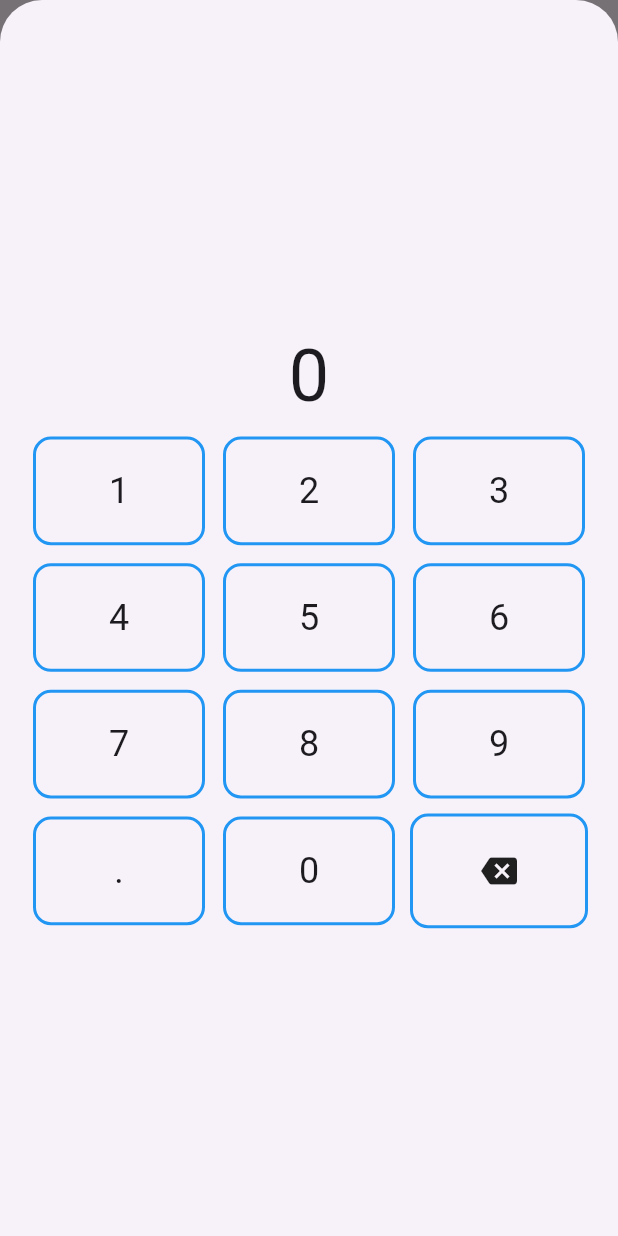
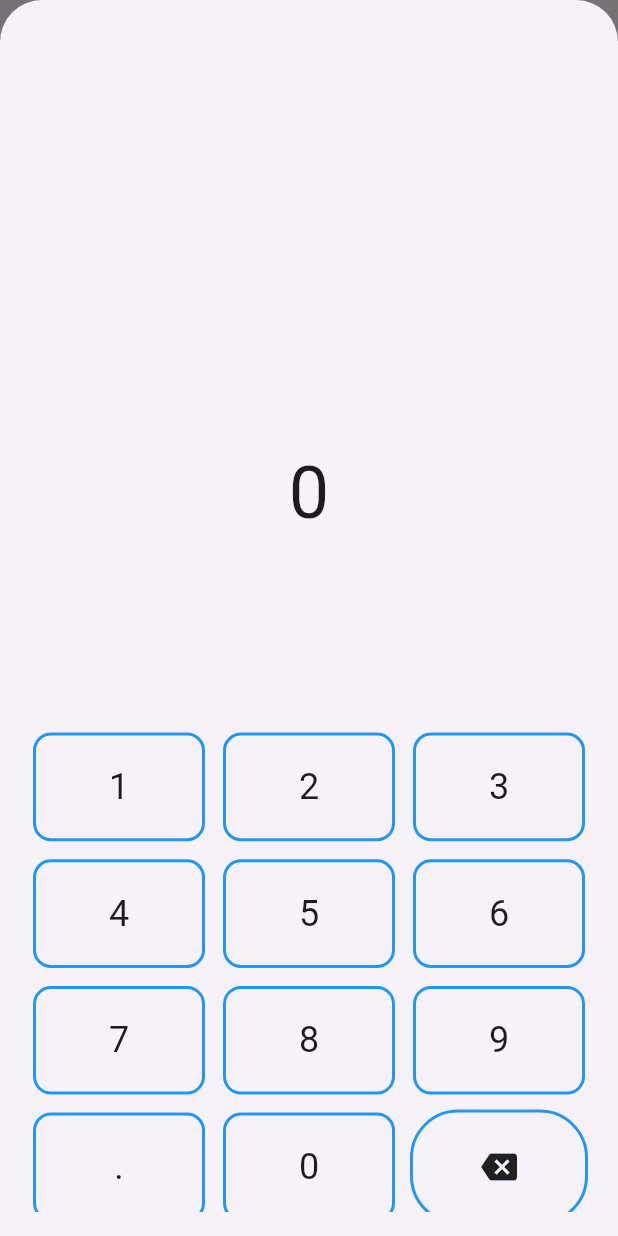
Before and after one commit to c-abbott/big_spender, a Flutter app: the screen it shows after launch, after a tap on the "add" icon, on a phone screen of 412 x 824 dp. Run offline on Flutter 3.47's test engine with Material 2 defaults, Android fonts, the phone set to English and light mode, and no system bars.

Commit message:
More number pad refactoring

```diff
--- a/lib/widgets/num_pad.dart
+++ b/lib/widgets/num_pad.dart
@@ -55,13 +55,20 @@ class _NumPadState extends State<NumPad> {
 
   @override
   Widget build(BuildContext context) {
-    return Column(
+    return Stack(
       children: <Widget>[
-        Text(
+        Align(
+          alignment: const Alignment(
+              0, -0.7), // Adjust this value for vertical position of the output
+          child: Text(
             _output,
             style: const TextStyle(fontSize: 48),
           ),
-        Expanded(
+        ),
+        Align(
+          alignment: Alignment.bottomCenter,
+          child: FractionallySizedBox(
+            heightFactor: 0.55, // Adjust the fraction of total height here
             child: GridView.count(
               crossAxisCount: 3,
               childAspectRatio: 3 / 2,
@@ -70,7 +77,7 @@ class _NumPadState extends State<NumPad> {
                 _numButton("."),
                 _numButton("0"),
                 Container(
-                margin: const EdgeInsets.all(4.0), // And here
+                  margin: const EdgeInsets.all(4.0),
                   child: GestureDetector(
                     onTap: _delete,
                     child: DecoratedBox(
@@ -79,7 +86,7 @@ class _NumPadState extends State<NumPad> {
                           color: Colors.blue,
                           width: 2.0,
                         ),
-                      borderRadius: BorderRadius.circular(12),
+                        borderRadius: BorderRadius.circular(32),
                       ),
                       child: Container(
                         alignment: Alignment.center,
@@ -91,6 +98,7 @@ class _NumPadState extends State<NumPad> {
               ],
             ),
           ),
+        ),
       ],
     );
   }
```
Lines whose indentation alone changed are shown as unchanged.
